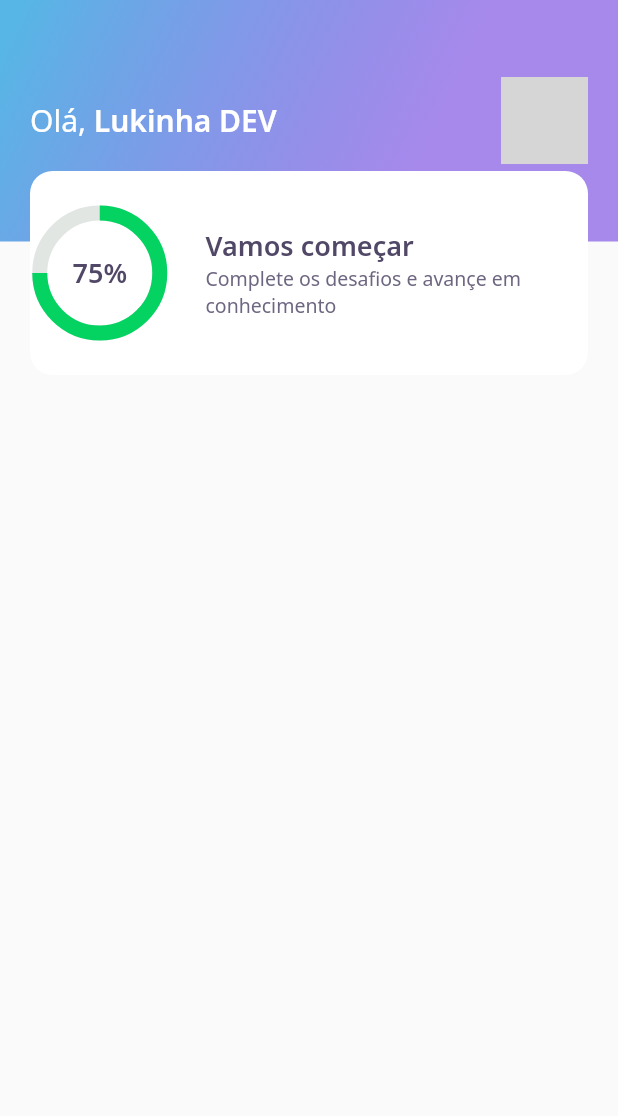
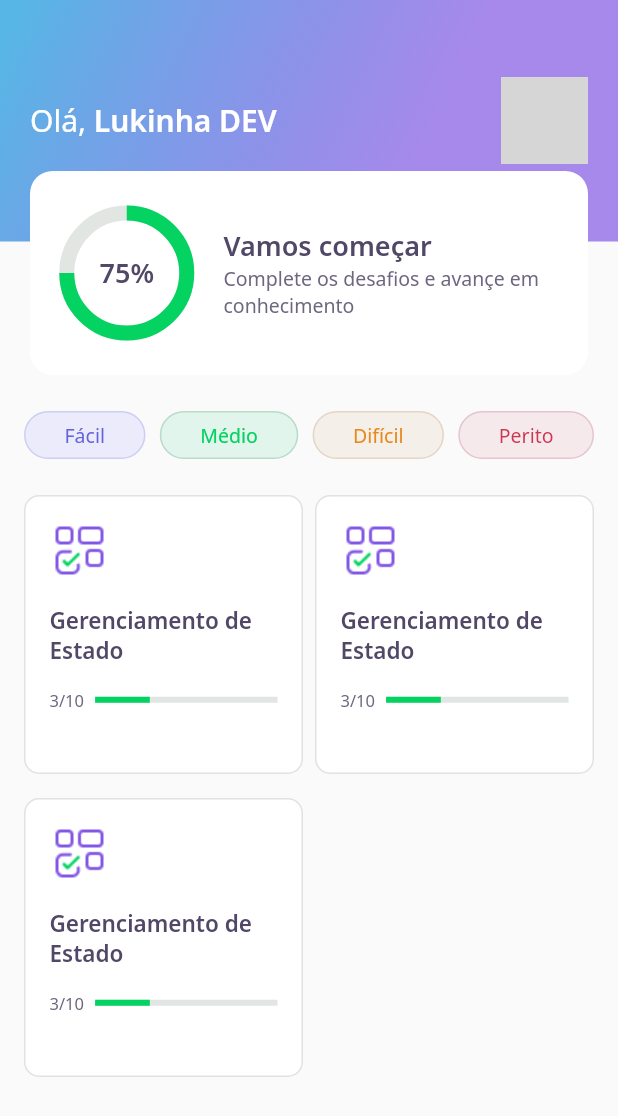
Before and after one commit to LukinhaGabriel/Evento-da-Nlw-da-Rocketseat-de-Flutter, a Flutter app: the screen it shows after launch, on a phone screen of 412 x 824 dp. Shown: the top 1116 px of the screen. Run offline on Flutter 3.47's test engine with Material 2 defaults, Android fonts, the phone set to English and light mode, and no system bars; our stand-ins replace google_fonts; network calls fail; grey boxes are pictures that could not be loaded.

Commit message:
Aula 2 - Design da Home Concluído

```diff
--- a/lib/home/home_page.dart
+++ b/lib/home/home_page.dart
@@ -1,4 +1,6 @@
 import 'package:devquiz/home/widgets/app_bar/app_bar_widget.dart';
+import 'package:devquiz/home/widgets/level_button/level_button_widget.dart';
+import 'package:devquiz/home/widgets/quiz_card/quiz_card_widget.dart';
 import 'package:flutter/material.dart';
 
 class HomePage extends StatefulWidget {
@@ -13,6 +15,49 @@ class _HomePageState extends State<HomePage> {
   Widget build(BuildContext context) {
     return Scaffold(
       appBar: AppBarWidget(),
+      body: Padding(
+        padding: const EdgeInsets.symmetric(horizontal: 16),
+        child: Column(
+          children: [
+            SizedBox(
+              height: 24,
+            ),
+            Row(
+              mainAxisAlignment: MainAxisAlignment.spaceBetween,
+              //coloca todos os componentes em uma linha
+              children: [
+                LevelButtonWidget(
+                  label: "Fácil",
+                ),
+                LevelButtonWidget(
+                  label: "Médio",
+                ),
+                LevelButtonWidget(
+                  label: "Difícil",
+                ),
+                LevelButtonWidget(
+                  label: "Perito",
+                ),
+              ],
+            ),
+            SizedBox(
+              height: 24,
+            ),
+            Expanded(
+              child: GridView.count( //ListView
+                crossAxisSpacing: 8, //8
+                mainAxisSpacing: 16,
+                crossAxisCount: 2,
+                children: [
+                  QuizCardWidget(),
+                  QuizCardWidget(),
+                  QuizCardWidget(),
+                ],
+              ),
+            ),
+          ],
+        ),
+      ),
     );
   }
 }
--- /dev/null
+++ b/lib/home/widgets/level_button/level_button_widget.dart
@@ -0,0 +1,67 @@
+import 'package:devquiz/core/app_colors.dart';
+import 'package:devquiz/core/app_text_styles.dart';
+import 'package:flutter/material.dart';
+import 'package:google_fonts/google_fonts.dart';
+
+class LevelButtonWidget extends StatelessWidget {
+  final String label;
+  LevelButtonWidget({
+    Key? key,
+    required this.label,
+  })   : assert(["Fácil", "Médio", "Difícil", "Perito"].contains(label)),
+        super(key: key);
+
+  final config = {
+    "Fácil": {
+      "color": AppColors.levelButtonFacil,
+      "borderColor": AppColors.levelButtonBorderFacil,
+      "fontColor": AppColors.levelButtonTextFacil,
+    },
+    "Médio": {
+      "color": AppColors.levelButtonMedio,
+      "borderColor": AppColors.levelButtonBorderMedio,
+      "fontColor": AppColors.levelButtonTextMedio,
+    },
+    "Difícil": {
+      "color": AppColors.levelButtonDificil,
+      "borderColor": AppColors.levelButtonBorderDificil,
+      "fontColor": AppColors.levelButtonTextDificil,
+    },
+    "Perito": {
+      "color": AppColors.levelButtonPerito,
+      "borderColor": AppColors.levelButtonBorderPerito,
+      "fontColor": AppColors.levelButtonTextPerito,
+    },
+  };
+
+  /*Criar um get
+  uma cor get que chama color a onde  ele vai pegar config baseada
+  no label e  vai pegar aqui tambem  a color
+  ! - diz que não é nulo*/
+  Color get color => config[label]!['color']!;
+  Color get borderColor => config[label]!['borderColor']!;
+  Color get fontColor => config[label]!['fontColor']!;
+
+  @override
+  Widget build(BuildContext context) {
+    return Container(
+      decoration: BoxDecoration(
+        color: color,
+        border: Border.fromBorderSide(BorderSide(
+          color: borderColor,
+        )),
+        borderRadius: BorderRadius.circular(28),
+      ),
+      child: Padding(
+        padding: const EdgeInsets.symmetric(horizontal: 26, vertical: 6),
+        child: Text(
+          label,
+          style: GoogleFonts.notoSans(
+            color: fontColor,
+            fontSize: 13,
+          ),
+        ),
+      ),
+    );
+  }
+}
--- /dev/null
+++ b/lib/home/widgets/quiz_card/quiz_card_widget.dart
@@ -0,0 +1,66 @@
+import 'package:devquiz/core/app_colors.dart';
+import 'package:devquiz/core/app_images.dart';
+import 'package:devquiz/core/app_text_styles.dart';
+import 'package:flutter/material.dart';
+
+class QuizCardWidget extends StatelessWidget {
+  QuizCardWidget({Key? key}) : super(key: key);
+
+  @override
+  Widget build(BuildContext context) {
+    return Container(
+      padding: EdgeInsets.all(16),
+      decoration: BoxDecoration(
+        border: Border.fromBorderSide(
+          BorderSide(
+            color: AppColors.border,
+          ),
+        ),
+        color: AppColors.white,
+        borderRadius: BorderRadius.circular(10),
+      ),
+      child: Column(
+        crossAxisAlignment: CrossAxisAlignment.start,
+        children: [
+          Container(
+            //img
+            height: 40,
+            width: 40,
+            child: Image.asset(AppImages.blocks),
+          ),
+          SizedBox(
+            height: 16,
+          ),
+          Text(
+            //text
+            "Gerenciamento de Estado",
+            style: AppTextStyles.heading15,
+          ),
+          SizedBox(
+            height: 16,
+          ),
+          Row(
+            children: [
+              Expanded(
+                flex: 1,
+                child: Text(
+                  "3/10",
+                  style: AppTextStyles.body11,
+                ),
+              ),
+              Expanded(
+                flex: 4,
+                child: LinearProgressIndicator(
+                  value: 0.3,
+                  backgroundColor: AppColors.chartSecondary,
+                  valueColor:
+                      AlwaysStoppedAnimation<Color>(AppColors.chartPrimary),
+                ),
+              ),
+            ],
+          ),
+        ],
+      ),
+    );
+  }
+}
--- a/lib/home/widgets/score_card/score_card_widget.dart
+++ b/lib/home/widgets/score_card/score_card_widget.dart
@@ -16,6 +16,8 @@ class ScoreCardWidget extends StatelessWidget {
           color: AppColors.white,
           borderRadius: BorderRadius.circular(15),
         ),
+        child: Padding(
+          padding: const EdgeInsets.symmetric(horizontal: 24),
           child: Row(
             crossAxisAlignment: CrossAxisAlignment.center,
             children: [
@@ -48,6 +50,7 @@ class ScoreCardWidget extends StatelessWidget {
             ],
           ),
         ),
+      ),
     );
   }
 }
```
Also changed, not shown: lib/challenge/challenge_page.dart (added), lib/home/challenge/challenge_page.dart (added). Lines whose indentation alone changed are shown as unchanged.
